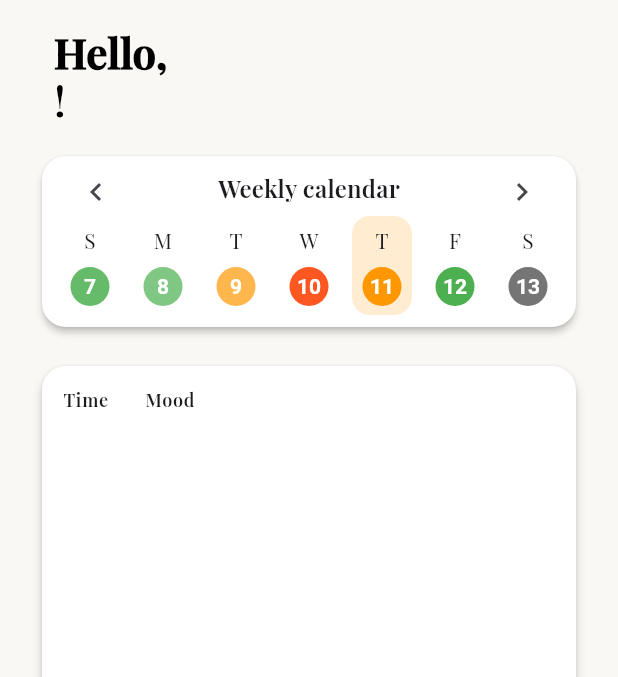
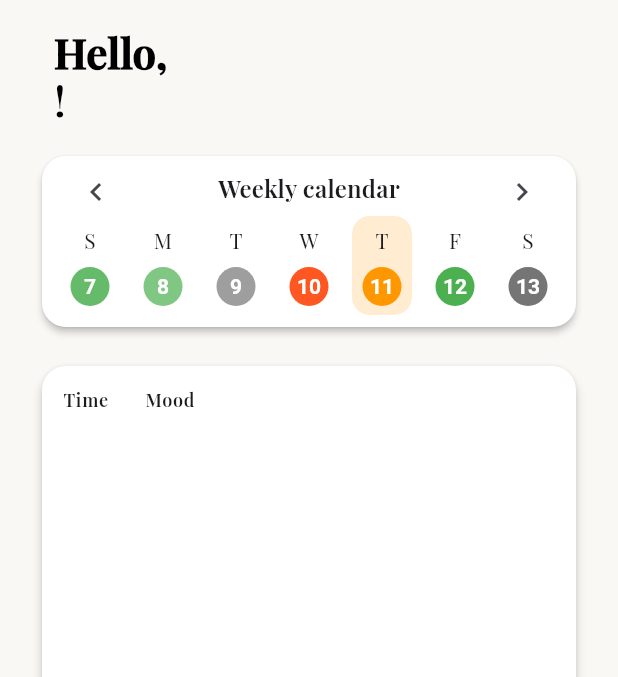
Before and after one commit to imlte0403/mood_tracker, a Flutter app: the HomeScreen screen opened by its route, after a tap on the "chevron left" icon, on a phone screen of 412 x 824 dp, the part 63-740 px from its top. Run offline on Flutter 3.47's test engine with Material 3 defaults, Android fonts, the phone set to English and light mode, and no system bars; our stand-ins replace cloud_firestore, firebase_auth, firebase_core, firebase_storage, flutter_riverpod, go_router and 2 more; accounts and stored records are empty; generated files the repository leaves out were written again.

Commit message:
✨ Feat: Post 화면에 따른 Home 화면 수정 및 go 라우터 설정

```diff
--- a/lib/features/home/home_viewmodel.dart
+++ b/lib/features/home/home_viewmodel.dart
@@ -182,7 +182,7 @@ class HomeViewModel extends StateNotifier<HomeState> {
     const emotions = <EmotionType>[
       EmotionType.happy,
       EmotionType.excited,
-      EmotionType.anxious,
+      EmotionType.normal,
       EmotionType.angry,
       EmotionType.sad,
       EmotionType.lucky,
--- a/lib/features/home/widget/weekly_calendar.dart
+++ b/lib/features/home/widget/weekly_calendar.dart
@@ -96,7 +96,7 @@ class WeeklyCalendar extends StatelessWidget {
                     padding: const EdgeInsets.symmetric(vertical: 6),
                     decoration: BoxDecoration(
                       color: isSelected
-                          ? color.withOpacity(0.18)
+                          ? color.withValues(alpha: 0.18)
                           : Colors.transparent,
                       borderRadius: BorderRadius.circular(12),
                     ),
```
Also changed, not shown: lib/features/home/home_screen.dart (+4 -13 lines), lib/router/app_router.dart (+11 -5 lines), 2 other files.
